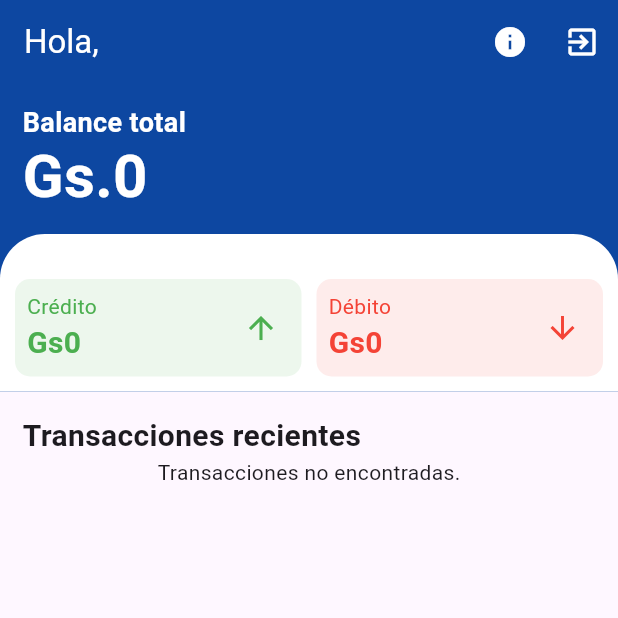
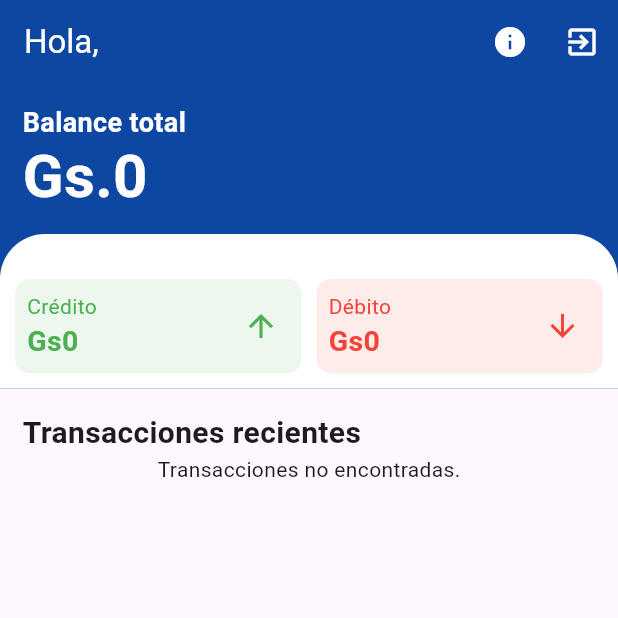
Before and after one commit to ChrisShadow/uaa_expense_tracker, a Flutter app: the screen it shows once a user with an empty profile is signed in, on a phone screen of 412 x 824 dp, the top half of it. Run offline on Flutter 3.47's test engine with Material 3 defaults, Android fonts, the phone set to English and light mode, and no system bars; our stand-ins replace cloud_firestore, firebase_auth, firebase_core, font_awesome_flutter; accounts and stored records are empty.

Commit message:
Number format with Luk

```diff
--- a/lib/screens/info_screen.dart
+++ b/lib/screens/info_screen.dart
@@ -21,9 +21,9 @@ class InfoScreen extends StatelessWidget {
                 child: Image(image: AssetImage('assets/icons/loguaa.jpg')),
               ),
               SizedBox(height: 20),
-              Text('Universidad Autónoma de Asunción - Facultad Ciencias y Tecnología', style: TextStyle(fontSize: 22, fontWeight: FontWeight.bold)),
+              Text('Universidad Autónoma de Asunción - Facultad Ciencias y Tecnología', style: TextStyle(fontSize: 22, fontWeight: FontWeight.bold),textAlign: TextAlign.center,),
               SizedBox(height: 20),
-              Text('Materia: Programación para Dispositivos Móviles Avanzada', style: TextStyle(fontSize: 18)),
+              Text('Materia: Programación para Dispositivos Móviles', style: TextStyle(fontSize: 18),textAlign: TextAlign.center,),
               SizedBox(height: 10),
               Text('Tutor: Dr. Carlos Aguilar', style: TextStyle(fontSize: 18)),
               SizedBox(height: 40),
--- a/lib/widget/hero_card.dart
+++ b/lib/widget/hero_card.dart
@@ -1,5 +1,20 @@
 import 'package:cloud_firestore/cloud_firestore.dart';
 import 'package:flutter/material.dart';
+import 'package:intl/intl.dart';
+
+String formatNumber(dynamic number) {
+  final formatter = NumberFormat("#,##0", "de_DE"); // Use German locale for dot as thousand separator
+  if (number == null) {
+    return "0";
+  } else if (number is int) {
+    return formatter.format(number);
+  } else if (number is String) {
+    return formatter.format(int.parse(number));
+  } else if (number is double) {
+    return formatter.format(number.toInt());
+  }
+  return number.toString(); // Fallback in case of unexpected type
+}
 
 class HeroCard extends StatelessWidget{
   const HeroCard({
@@ -57,7 +72,7 @@ class Cards extends StatelessWidget{
                             height: 1.2,
                             fontWeight: FontWeight.w600
                         ) ),
-                    Text("Gs.${data['remainingAmount']}",
+                    Text("Gs.${formatNumber(data['remainingAmount'])}",
                       style: const TextStyle(
                           fontSize: 40,
                           color: Colors.white,
@@ -79,11 +94,11 @@ class Cards extends StatelessWidget{
               ),
               child: Row(
                 children: [
-                  CardOne(color: Colors.green, heading: 'Crédito', amount: '${data['totalCredit']}',),
+                  CardOne(color: Colors.green, heading: 'Crédito', amount: formatNumber(data['totalCredit']),),
                   const SizedBox(
                     width: 10,
                   ),
-                  CardOne(color: Colors.red, heading: 'Débito', amount: '${data['totalDebit']}',),
+                  CardOne(color: Colors.red, heading: 'Débito', amount: formatNumber(data['totalDebit']),),
                 ],
               ),
             )
@@ -125,7 +140,7 @@ class CardOne extends StatelessWidget{
                   Text("Gs$amount",
                     style: TextStyle(
                         color: color,
-                        fontSize: 20,
+                        fontSize: 19,
                         fontWeight: FontWeight.w600),)],),
               const Spacer(),
               Padding(
```
Also changed, not shown: lib/widget/add_transact_form.dart (+32 -2 lines), lib/widget/transaction_card.dart (+16 -2 lines).
